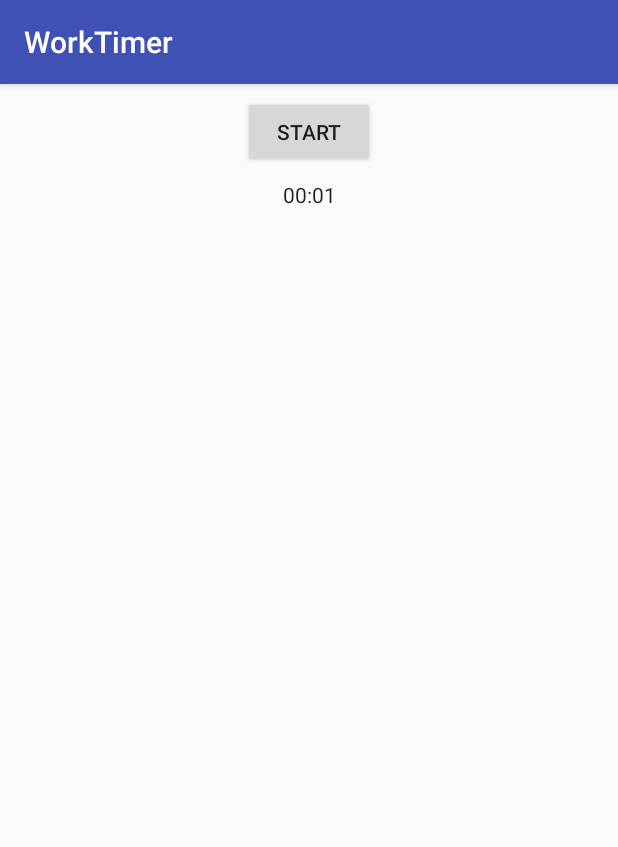
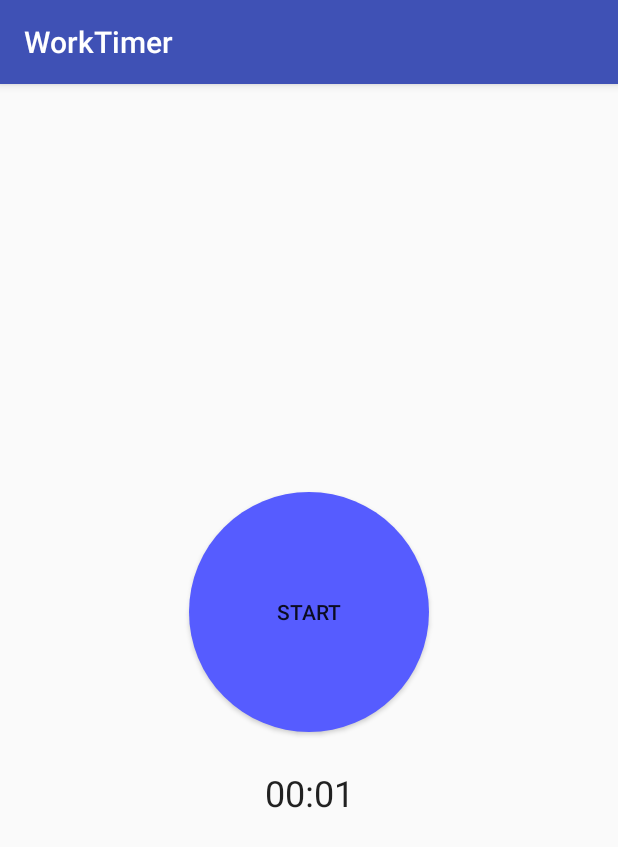
Before and after one commit to kolboch/TimeWorker, an Android app: the screen it shows after launch (MainActivity), after a tap on "STOP", on a phone screen of 412 x 824 dp. Shown: the top 847 px of the screen. Run offline under Robolectric (Android 15) with nearby library versions, the light colour scheme and no system bars; libraries missing offline, so code that uses them is left out: org.jetbrains.anko; 4 statements that could not run were skipped; 1 other tap on this screen came first.

Commit message:
UI improvements

```diff
--- a/app/src/main/java/com/example/kb/worktimer/MainActivity.kt
+++ b/app/src/main/java/com/example/kb/worktimer/MainActivity.kt
@@ -1,8 +1,11 @@
 package com.example.kb.worktimer
 
+import android.animation.ObjectAnimator
 import android.os.Bundle
 import android.support.v7.app.AppCompatActivity
 import android.util.Log
+import android.view.View
+import android.view.animation.AccelerateDecelerateInterpolator
 import kotlinx.android.synthetic.main.activity_main.*
 
 class MainActivity : AppCompatActivity(), MainView {
@@ -30,15 +33,21 @@ class MainActivity : AppCompatActivity(), MainView {
         presenter.setupChronometer()
     }
 
+    override fun onChronometerDisplayFormatChange(format: String) {
+        chronometer.format = format
+    }
+
     override fun onChronometerStopped() {
         chronometer.stop()
         timerButton.setText(R.string.start)
+        animateButtonLeft(timerButton)
         Log.v(LOG_TAG, "chronometer stopAndUpdateWorkingTime call")
     }
 
     override fun onChronometerStarted() {
         chronometer.start()
         timerButton.setText(R.string.stop)
+        animateButtonRight(timerButton)
         Log.v(LOG_TAG, "chronometer start call")
     }
 
@@ -46,4 +55,18 @@ class MainActivity : AppCompatActivity(), MainView {
         chronometer.base = time
     }
 
+    private fun animateButtonRight(view: View) {
+        val animation = ObjectAnimator.ofFloat(view, "rotation", 0f, 360f)
+        animation.interpolator = AccelerateDecelerateInterpolator()
+        animation.duration = 700
+        animation.start()
+    }
+
+    private fun animateButtonLeft(view: View) {
+        val animation = ObjectAnimator.ofFloat(view, "rotation", 0f, -360f)
+        animation.interpolator = AccelerateDecelerateInterpolator()
+        animation.duration = 700
+        animation.start()
+    }
+
 }
--- a/app/src/main/java/com/example/kb/worktimer/MainPresenter.kt
+++ b/app/src/main/java/com/example/kb/worktimer/MainPresenter.kt
@@ -8,6 +8,8 @@ import com.example.kb.worktimer.model.ChronometerMonitor
 /**
  * Created by Karlo on 2017-10-01.
  */
+const val CHRONOMETER_FORMAT = "%s"
+
 class MainPresenter(
         private val view: MainView,
         context: Context
@@ -42,5 +44,6 @@ class MainPresenter(
         Log.v(LOG_TAG, "Saved working time: $savedWorkingTime")
         val chronoBase = monitor.getChronoTimeBaseAndSetup(savedWorkingTime)
         view.onChronometerTimeUpdate(chronoBase)
+        view.onChronometerDisplayFormatChange(CHRONOMETER_FORMAT)
     }
 }
--- a/app/src/main/java/com/example/kb/worktimer/MainView.kt
+++ b/app/src/main/java/com/example/kb/worktimer/MainView.kt
@@ -9,4 +9,5 @@ interface MainView {
 
     fun onChronometerStopped()
     fun onChronometerStarted()
+    fun onChronometerDisplayFormatChange(format: String)
 }
--- /dev/null
+++ b/app/src/main/res/drawable-v21/button_round.xml
@@ -0,0 +1,9 @@
+<?xml version="1.0" encoding="utf-8"?>
+<ripple xmlns:android="http://schemas.android.com/apk/res/android"
+        android:color="@color/button_main_clicked">
+    <item>
+        <shape android:shape="oval">
+            <solid android:color="@color/button_main"/>
+        </shape>
+    </item>
+</ripple>
--- /dev/null
+++ b/app/src/main/res/drawable/button_round.xml
@@ -0,0 +1,13 @@
+<?xml version="1.0" encoding="utf-8"?>
+<selector xmlns:android="http://schemas.android.com/apk/res/android">
+    <item android:state_pressed="false">
+        <shape android:shape="oval">
+            <solid android:color="@color/button_main"/>
+        </shape>
+    </item>
+    <item android:state_pressed="true">
+        <shape android:shape="oval">
+            <solid android:color="@color/button_main_clicked"/>
+        </shape>
+    </item>
+</selector>
--- a/app/src/main/res/layout/activity_main.xml
+++ b/app/src/main/res/layout/activity_main.xml
@@ -9,23 +9,28 @@
 
     <Button
         android:id="@+id/timerButton"
-        android:layout_width="wrap_content"
-        android:layout_height="wrap_content"
+        android:layout_width="160dp"
+        android:layout_height="160dp"
+        android:layout_marginBottom="8dp"
         android:layout_marginEnd="8dp"
         android:layout_marginStart="8dp"
         android:layout_marginTop="8dp"
-        android:text="Button"
+        android:background="@drawable/button_round"
+        android:elevation="2dp"
+        android:text="@string/start"
+        app:layout_constraintBottom_toTopOf="@+id/chronometer"
         app:layout_constraintEnd_toEndOf="parent"
         app:layout_constraintStart_toStartOf="parent"
-        app:layout_constraintTop_toTopOf="parent"/>
+        app:layout_constraintTop_toTopOf="parent"
+        app:layout_constraintVertical_chainStyle="packed"/>
 
     <Chronometer
         android:id="@+id/chronometer"
         android:layout_width="wrap_content"
         android:layout_height="wrap_content"
-        android:layout_marginEnd="8dp"
-        android:layout_marginStart="8dp"
-        android:layout_marginTop="8dp"
+        android:padding="16dp"
+        android:textSize="24sp"
+        app:layout_constraintBottom_toBottomOf="parent"
         app:layout_constraintEnd_toEndOf="parent"
         app:layout_constraintStart_toStartOf="parent"
         app:layout_constraintTop_toBottomOf="@+id/timerButton"/>
--- a/app/src/main/res/values/colors.xml
+++ b/app/src/main/res/values/colors.xml
@@ -3,4 +3,7 @@
     <color name="colorPrimary">#3F51B5</color>
     <color name="colorPrimaryDark">#303F9F</color>
     <color name="colorAccent">#FF4081</color>
+
+    <color name="button_main_clicked">#1f409e</color>
+    <color name="button_main">#565cff</color>
 </resources>
```
